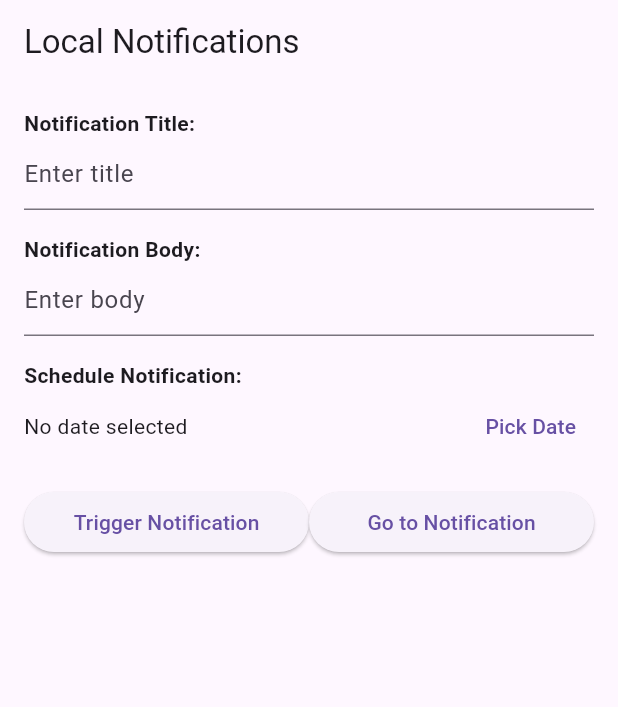
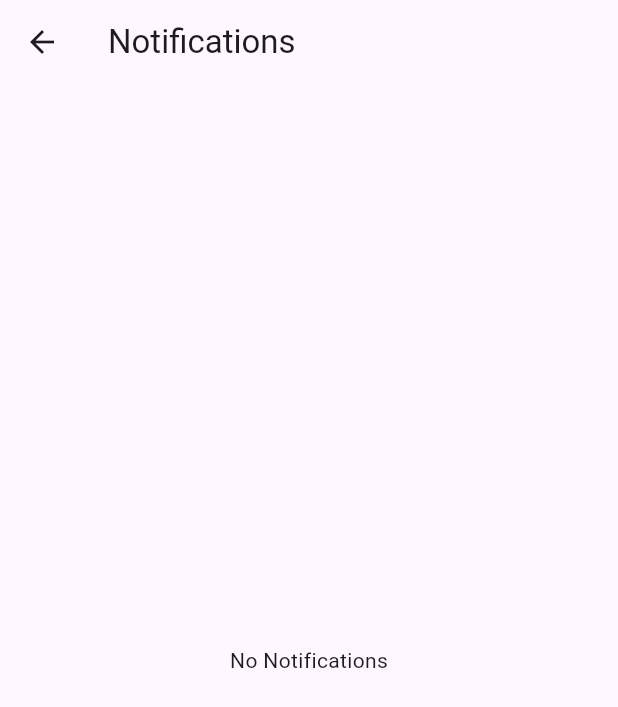
Before and after one commit to KHgamal/project, a Flutter app: the screen it shows after launch, after a tap on "Go to Notification", on a phone screen of 412 x 824 dp. Shown: the top 707 px of the screen. Run offline on Flutter 3.47's test engine with Material 3 defaults, Android fonts, the phone set to English and light mode, and no system bars; our stand-ins replace flutter_local_notifications, timezone.

```diff
--- a/lib/features/notification/presentation/ui/view/notification_view.dart
+++ /dev/null
@@ -1,208 +0,0 @@
-import 'package:flutter/material.dart';
-import 'package:flutter_bloc/flutter_bloc.dart';
-import 'package:rasid_task/features/notification/data/repositories/notification_repository_impl.dart';
-import 'package:rasid_task/features/notification/domain/entities/notification_entity.dart';
-import 'package:rasid_task/features/notification/presentation/ui/view/show_notification_view.dart';
-
-class NotificationScreen extends StatefulWidget {
-  const NotificationScreen({super.key});
-
-  @override
-  NotificationScreenState createState() => NotificationScreenState();
-}
-
-class NotificationScreenState extends State<NotificationScreen> {
-  final TextEditingController _titleController = TextEditingController();
-  final TextEditingController _bodyController = TextEditingController();
-  DateTime? _selectedDate;
-  int? _countdownSeconds;
-
-  @override
-  Widget build(BuildContext context) {
-    return Scaffold(
-      appBar: AppBar(
-        title: const Text("Local Notifications"),
-      ),
-      body: Padding(
-        padding: const EdgeInsets.all(16.0),
-        child: Column(
-          crossAxisAlignment: CrossAxisAlignment.start,
-          children: [
-            const Text(
-              "Notification Title:",
-              style: TextStyle(fontWeight: FontWeight.bold),
-            ),
-            TextField(
-              controller: _titleController,
-              decoration: const InputDecoration(
-                hintText: "Enter title",
-              ),
-            ),
-            const SizedBox(height: 16),
-            const Text(
-              "Notification Body:",
-              style: TextStyle(fontWeight: FontWeight.bold),
-            ),
-            TextField(
-              controller: _bodyController,
-              decoration: const InputDecoration(
-                hintText: "Enter body",
-              ),
-            ),
-            const SizedBox(height: 16),
-            const Text(
-              "Schedule Notification:",
-              style: TextStyle(fontWeight: FontWeight.bold),
-            ),
-            Row(
-              children: [
-                Expanded(
-                  child: Text(
-                    _selectedDate != null
-                        ? "Scheduled: ${_selectedDate!.toLocal()}"
-                        : "No date selected",
-                  ),
-                ),
-                TextButton(
-                  onPressed: _pickDate,
-                  child: const Text("Pick Date"),
-                ),
-              ],
-            ),
-            const SizedBox(height: 16),
-            Row(
-              children: [
-                Expanded(
-                  child: ElevatedButton(
-                    onPressed: _handleNotification,
-                    child: const Text("Trigger Notification"),
-                  ),
-                ),
-                 Expanded(
-                   child: ElevatedButton(onPressed: () {
-
-                   },
-                 /*   onPressed: ()=> Navigator.push(
-                       context,
-                       MaterialPageRoute(builder: (context) => const ShowNotificationScreen()),
-                     ),*/
-                    child: const Text("Go to Notification"),
-                                   ),
-                 ),
-              ],
-            ),
-            const SizedBox(height: 16),
-            if (_countdownSeconds != null)
-              Column(
-                children: [
-                  const Text(
-                    "Countdown to Scheduled Notification:",
-                    style: TextStyle(fontWeight: FontWeight.bold),
-                  ),
-                  Text(
-                    "$_countdownSeconds seconds remaining",
-                    style: const TextStyle(fontSize: 20, color: Colors.red),
-                  ),
-                ],
-              ),
-          ],
-        ),
-      ),
-    );
-  }
-
-  void _pickDate() async {
-    final DateTime? pickedDate = await showDatePicker(
-      context: context,
-      initialDate: DateTime.now(),
-      firstDate: DateTime.now(),
-      lastDate: DateTime.now().add(const Duration(days: 30)),
-    );
-    if (pickedDate != null) {
-      final TimeOfDay? pickedTime = await showTimePicker(
-        context: context,
-        initialTime: TimeOfDay.now(),
-      );
-      if (pickedTime != null) {
-        setState(() {
-          _selectedDate = DateTime(
-            pickedDate.year,
-            pickedDate.month,
-            pickedDate.day,
-            pickedTime.hour,
-            pickedTime.minute,
-          );
-          _startCountdown();
-        });
-      }
-    }
-  }
-
-  void _handleNotification() {
-    final title = _titleController.text.trim();
-    final body = _bodyController.text.trim();
-
-    if (title.isEmpty || body.isEmpty) {
-      ScaffoldMessenger.of(context).showSnackBar(
-        const SnackBar(content: Text("Title and Body are required!")),
-      );
-      return;
-    }
-
-    final notification = NotificationEntity(
-      id: 0,
-      title: title,
-      body: body,
-      scheduledDate: _selectedDate,
-    );
-
-    if (_selectedDate == null) {
-      // Instant Notification
-   NotificationRepositoryImpl. showNotification(notification);
-      ScaffoldMessenger.of(context).showSnackBar(
-        const SnackBar(content: Text("Instant notification triggered!")),
-      );
-    } else {
-      // Scheduled Notification
-          NotificationRepositoryImpl .scheduleNotification(notification)
-          ;
-      ScaffoldMessenger.of(context).showSnackBar(
-        const SnackBar(content: Text("Notification scheduled!")),
-      );
-    }
-
-    _resetFields();
-  }
-
-  void _resetFields() {
-    _titleController.clear();
-    _bodyController.clear();
-    setState(() {
-      _selectedDate = null;
-      _countdownSeconds = null;
-    });
-  }
-
-  void _startCountdown() {
-    if (_selectedDate == null) return;
-
-    final now = DateTime.now();
-    final secondsToNotification = _selectedDate!.difference(now).inSeconds;
-
-    setState(() {
-      _countdownSeconds = secondsToNotification;
-    });
-
-    Future.delayed(const Duration(seconds: 1), _updateCountdown);
-  }
-
-  void _updateCountdown() {
-    if (_countdownSeconds == null || _countdownSeconds! <= 0) return;
-
-    setState(() {
-      _countdownSeconds = _countdownSeconds! - 1;
-    });
-
-    Future.delayed(const Duration(seconds: 1), _updateCountdown);
-  }
-}
--- a/lib/features/notification/presentation/ui/view/show_notification_view.dart
+++ /dev/null
@@ -1,44 +0,0 @@
-import 'package:flutter/material.dart';
-import 'package:flutter_bloc/flutter_bloc.dart';
-/*
-
-class ShowNotificationScreen extends StatelessWidget {
-  const ShowNotificationScreen({super.key});
-
-  @override
-  Widget build(BuildContext context) {
-    return Scaffold(
-      appBar: AppBar(title: const Text("Notifications")),
-      body:
-             Column(
-              children: [
-                ListView.builder(
-                  shrinkWrap: true,
-                  itemCount: 0,
-                  itemBuilder: (context, index) {
-                    final notification = state.pendingNotifications[index];
-                    return ListTile(
-                      title: Text(notification.title!),
-                      subtitle: Text(notification.body!),
-                      trailing: IconButton(
-                        icon: const Icon(Icons.delete),
-                        onPressed: () {
-                          context
-                              .read<NotificationBloc>()
-                              .add(ClearNotification(notification.id));
-                        },
-                      ),
-                    );
-                  },
-                ),
-                ElevatedButton(
-                  onPressed: () {
-                    context.read<NotificationBloc>().add(const ClearAllNotifications());
-                  },
-                  child: const Text("Clear All"),
-                )
-              ],
-            ));
-          }
-}
-*/
--- /dev/null
+++ b/lib/features/notification/view/screens/notification_view.dart
@@ -0,0 +1,107 @@
+import 'package:flutter/material.dart';
+import 'package:provider/provider.dart';
+import 'package:rasid_task/features/notification/viewmodel/controller/notification_provider.dart';
+import 'package:rasid_task/features/notification/view/screens/show_notification_view.dart';
+
+
+class NotificationScreen extends StatelessWidget {
+  const NotificationScreen({super.key});
+
+  @override
+  Widget build(BuildContext context) {
+    final notificationProvider = Provider.of<NotificationsProvider>(context);
+    return Scaffold(
+      appBar: AppBar(
+        title: const Text("Local Notifications"),
+      ),
+      body: Padding(
+        padding: const EdgeInsets.all(16.0),
+        child: SingleChildScrollView(
+          child: Column(
+            crossAxisAlignment: CrossAxisAlignment.start,
+            children: [
+              const Text(
+                "Notification Title:",
+                style: TextStyle(fontWeight: FontWeight.bold),
+              ),
+              TextField(
+                controller: notificationProvider. titleController,
+                decoration: const InputDecoration(
+                  hintText: "Enter title",
+                ),
+              ),
+              const SizedBox(height: 16),
+              const Text(
+                "Notification Body:",
+                style: TextStyle(fontWeight: FontWeight.bold),
+              ),
+              TextField(
+                controller:notificationProvider.bodyController,
+                decoration: const InputDecoration(
+                  hintText: "Enter body",
+                ),
+              ),
+              const SizedBox(height: 16),
+              const Text(
+                "Schedule Notification:",
+                style: TextStyle(fontWeight: FontWeight.bold),
+              ),
+              Row(
+                children: [
+                  Expanded(
+                    child: Text(
+                      notificationProvider.selectedDate != null
+                          ? "Scheduled: ${notificationProvider.selectedDate !.toLocal()}"
+                          : " No date selected",
+                    ),
+                  ),
+                  TextButton(
+                    onPressed:()=>notificationProvider .pickDate(context),
+                    child: const Text("Pick Date"),
+                  ),
+                ],
+              ),
+              const SizedBox(height: 30),
+              Row(
+                children: [
+                  Expanded(
+                    child: ElevatedButton(
+                      onPressed: notificationProvider.addNotification,
+                      child: const Text("Trigger Notification"),
+                    ),
+                  ),
+                  const SizedBox(width: 8),
+                   Expanded(
+                     child: ElevatedButton( onPressed: ()=> Navigator.push(
+                         context,
+                         MaterialPageRoute(builder: (context) => const ShowNotificationScreen()),
+                       ),
+                      child: const Text("Go to Notification"),
+                                     ),
+                   ),
+                ],
+              ),
+              const SizedBox(height: 30),
+              if (notificationProvider.countdownSeconds != null)
+                Column(
+                  crossAxisAlignment: CrossAxisAlignment.start,
+                  children: [
+                    const Text(
+                      "Countdown to Scheduled Notification:",
+                      style: TextStyle(fontWeight: FontWeight.bold),
+                    ),
+                    const SizedBox(height: 8),
+                    Text(
+                      "${notificationProvider.countdownSeconds} seconds remaining",
+                      style: const TextStyle(fontSize: 20, color: Colors.red),
+                    ),
+                  ],
+                ),
+            ],
+          ),
+        ),
+      ),
+    );
+  }
+
+}
--- /dev/null
+++ b/lib/features/notification/view/screens/show_notification_view.dart
@@ -0,0 +1,56 @@
+import 'package:flutter/material.dart';
+import 'package:provider/provider.dart';
+import 'package:rasid_task/features/notification/viewmodel/controller/notification_provider.dart';
+import 'package:rasid_task/features/notification/viewmodel/notification_service.dart';
+
+
+class ShowNotificationScreen extends StatelessWidget {
+  const ShowNotificationScreen({super.key});
+
+   @override
+  Widget build(BuildContext context) {
+    final notificationProvider = Provider.of<NotificationsProvider>(context);
+
+    return Scaffold(
+      appBar: AppBar(title: const Text('Notifications')),
+      body: FutureBuilder(
+        future: notificationProvider.fetchNotifications(),
+        builder: (context, snapshot) {
+          final notifications = notificationProvider.notifications;
+
+          if (notifications.isEmpty) {
+            return const Center(child: Text('No Notifications'));
+          }
+
+          return Column(
+            children: [
+              ListView.builder(
+                shrinkWrap: true,
+                itemCount: notifications.length,
+                itemBuilder: (context, index) {
+                  final notification = notifications[index];
+                  return ListTile(
+                    title: Text(notification.title ),
+                    subtitle: Text(notification.body),
+                    trailing: IconButton(
+                      icon: const Icon(Icons.delete),
+                      onPressed: () async {
+                        await notificationProvider.clearNotification(notification.id);
+                      },
+                    ),
+                  );
+                },
+              ),
+                ElevatedButton(
+                    onPressed: ()async {
+                    await NotificationService.clearAllNotifications();
+                    },
+                    child: const Text("Clear All"),
+                  )
+            ],
+          );
+        },
+      ),
+    );
+  }
+}
--- /dev/null
+++ b/lib/features/notification/viewmodel/controller/notification_provider.dart
@@ -0,0 +1,107 @@
+import 'package:flutter/material.dart';
+import 'package:rasid_task/features/notification/models/notification_entity.dart';
+
+import 'package:rasid_task/features/notification/viewmodel/notification_service.dart';
+
+class NotificationsProvider extends ChangeNotifier {
+  final TextEditingController titleController = TextEditingController();
+  final TextEditingController bodyController = TextEditingController();
+  DateTime? selectedDate;
+  int? countdownSeconds;
+
+  List<NotificationEntity> notifications = [];
+
+  Future<void> fetchNotifications() async {
+    final pendingNotifications = await NotificationService.getPendingNotifications();
+    notifications = pendingNotifications
+        .map((pn) => NotificationEntity(
+              id: pn.id,
+              title: pn.title!,
+              body: pn.body!,
+            ))
+        .toList();
+    notifyListeners();
+  }
+
+  Future<void> clearNotification(int id) async {
+    await NotificationService.clearNotification(id);
+    await fetchNotifications();
+    notifyListeners();
+  }
+
+   Future<void> addNotification() async {
+    final title = titleController.text.trim();
+    final body = bodyController.text.trim();
+
+    final notification = NotificationEntity(
+      id: 0,
+      title: title,
+      body: body,
+      scheduledDate: selectedDate,
+    );
+    if (notification.scheduledDate == null) {
+      // Instant Notification
+      await NotificationService.showNotification(notification);
+    } else {
+      // Scheduled Notification
+      await NotificationService.scheduleNotification(notification);
+    }
+    await fetchNotifications();
+    resetFields();
+    notifyListeners();
+  }
+
+    void startCountdown() {
+    if (selectedDate == null) return;
+    final now = DateTime.now();
+    final secondsToNotification = selectedDate!.difference(now).inSeconds;
+      countdownSeconds = secondsToNotification;
+    Future.delayed(const Duration(seconds: 1), updateCountdown);
+     notifyListeners();
+  }
+
+    void updateCountdown() {
+  if (countdownSeconds == null || countdownSeconds! <= 0) {
+    countdownSeconds = null; // Set to null when the countdown ends
+    notifyListeners(); // Notify listeners to update the UI
+    return;
+  }
+  countdownSeconds = countdownSeconds! - 1;
+  Future.delayed(const Duration(seconds: 1), updateCountdown);
+  notifyListeners();
+}
+
+    void pickDate(context) async {
+    final DateTime? pickedDate = await showDatePicker(
+      context: context,
+      initialDate: DateTime.now(),
+      firstDate: DateTime.now(),
+      lastDate: DateTime.now().add(const Duration(days: 30)),
+    );
+    if (pickedDate != null) {
+      final TimeOfDay? pickedTime = await showTimePicker(
+        context: context,
+        initialTime: TimeOfDay.now(),
+      );
+      if (pickedTime != null) {
+          selectedDate = DateTime(
+            pickedDate.year,
+            pickedDate.month,
+            pickedDate.day,
+            pickedTime.hour,
+            pickedTime.minute,
+          );
+          startCountdown();
+      }
+    }
+    notifyListeners();
+  }
+
+
+    void resetFields() {
+    titleController.clear();
+    bodyController.clear();
+    selectedDate = null;
+   // countdownSeconds = null;
+  }
+}
--- a/lib/features/notification/data/repositories/notification_repository_impl.dart
+++ b/lib/features/notification/viewmodel/notification_service.dart
@@ -1,11 +1,9 @@
-import 'package:injectable/injectable.dart';
-
-import '../../domain/entities/notification_entity.dart';
+import '../models/notification_entity.dart';
 import 'package:flutter_local_notifications/flutter_local_notifications.dart';
 import 'package:timezone/timezone.dart' as tz;
 
 //@Injectable(as: NotificationRepository)
-class NotificationRepositoryImpl {
+class NotificationService {
    static final FlutterLocalNotificationsPlugin localNotificationsPlugin =
       FlutterLocalNotificationsPlugin();
 
--- a/lib/main.dart
+++ b/lib/main.dart
@@ -1,17 +1,18 @@
 import 'package:flutter/material.dart';
-import 'package:flutter_bloc/flutter_bloc.dart';
-import 'package:injectable/injectable.dart';
+import 'package:provider/provider.dart';
+import 'package:rasid_task/features/notification/viewmodel/controller/notification_provider.dart';
 //import 'package:rasid_task/core/di/injection.dart';
 //import 'package:rasid_task/features/notification/data/data_sources/local_data_source/notification_service.dart';
-import 'package:rasid_task/features/notification/data/repositories/notification_repository_impl.dart';
+import 'package:rasid_task/features/notification/viewmodel/notification_service.dart';
 //import 'package:rasid_task/features/notification/presentation/controller/notification/notification_bloc.dart';
-import 'package:rasid_task/features/notification/presentation/ui/view/notification_view.dart';
+import 'package:rasid_task/features/notification/view/screens/notification_view.dart';
 import 'package:timezone/data/latest_all.dart' as tz;
+
 void main() async {
   WidgetsFlutterBinding.ensureInitialized();
-  await NotificationRepositoryImpl.initialize();
-   tz.initializeTimeZones();
- // await configureInjection(Environment.prod);
+  await NotificationService.initialize();
+  tz.initializeTimeZones();
+  // await configureInjection(Environment.prod);
   runApp(const MyApp());
 }
 
@@ -20,10 +21,13 @@ class MyApp extends StatelessWidget {
 
   @override
   Widget build(BuildContext context) {
-    return const MaterialApp(
-      debugShowCheckedModeBanner: false,
-      title: 'Notification Demo',
-      home: NotificationScreen(),
+    return  ChangeNotifierProvider(
+        create: (context) => NotificationsProvider(),
+      child: const MaterialApp(
+        debugShowCheckedModeBanner: false,
+        title: 'Notification Demo',
+        home: NotificationScreen(),
+      ),
     );
   }
 }
--- a/pubspec.yaml
+++ b/pubspec.yaml
@@ -37,6 +37,7 @@ dependencies:
   freezed_annotation: ^2.4.4
   get_it: ^7.2.0
   injectable: ^2.0.0
+  provider: ^6.1.2
   timezone: ^0.9.4
 
 dev_dependencies:
```
Also changed, not shown: lib/features/notification/models/notification_entity.dart (renamed from lib/features/notification/domain/entities/notification_entity.dart), pubspec.lock.
